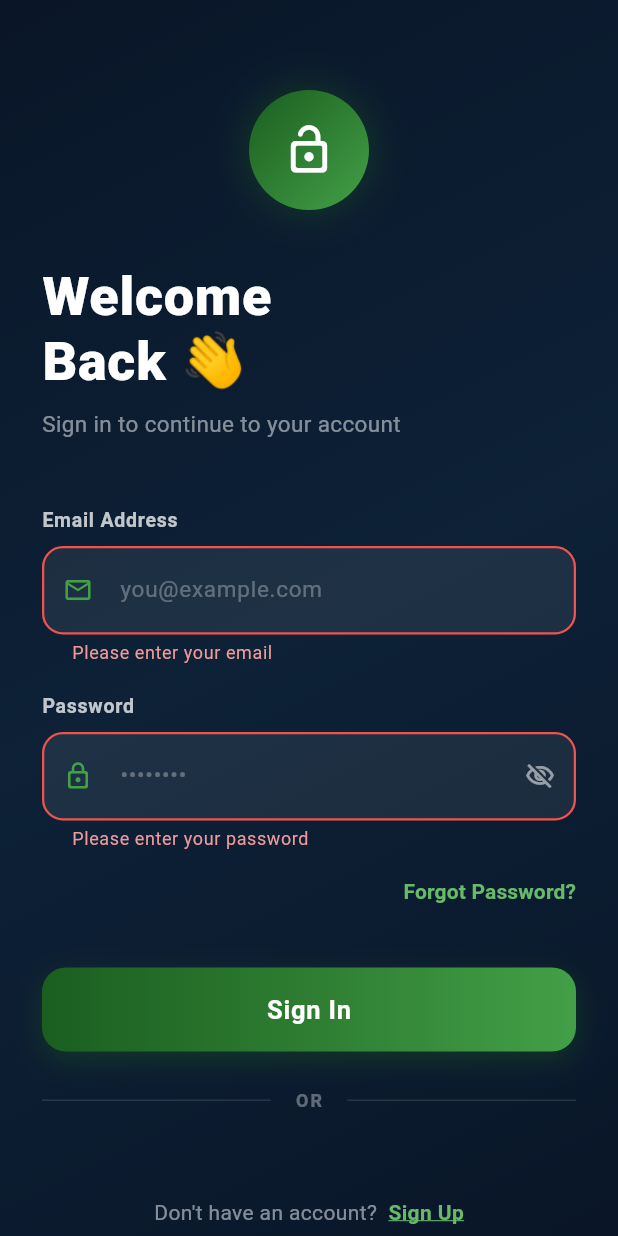
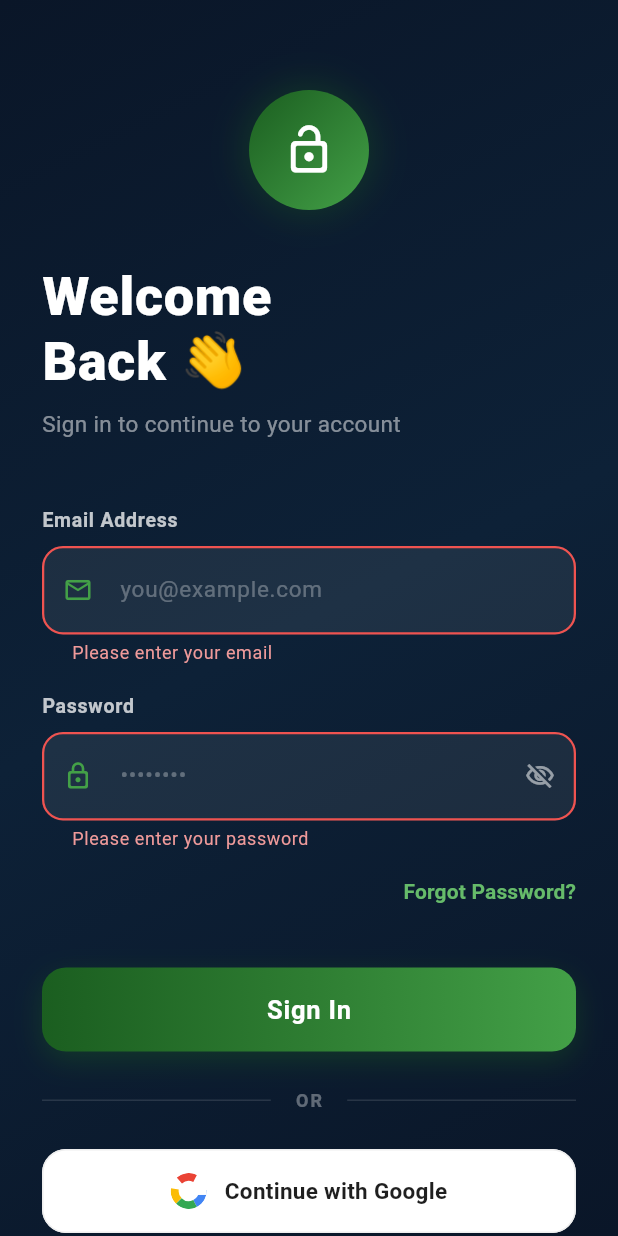
Before and after one commit to Arslan4546/Flutter-Advance-Concepts, a Flutter app: the screen it shows after launch, after a tap on "Sign In", on a phone screen of 412 x 824 dp. Run offline on Flutter 3.47's test engine with Material 3 defaults, Android fonts, the phone set to English and light mode, and no system bars; our stand-ins replace another_flushbar, equatable, firebase_auth, firebase_core, firebase_messaging, flutter_bloc and 5 more; accounts and stored records are empty.

Commit message:
google auth error

```diff
--- a/auth_practices/auth_practices/lib/bloc/auth_bloc/auth_event.dart
+++ b/auth_practices/auth_practices/lib/bloc/auth_bloc/auth_event.dart
@@ -34,3 +34,7 @@ class AuthSignInRequested extends AuthEvent {
 class AuthSignOutRequested extends AuthEvent {
   const AuthSignOutRequested();
 }
+
+class AuthGoogleLoginRequested extends AuthEvent {
+  const AuthGoogleLoginRequested();
+}
--- a/auth_practices/auth_practices/lib/data/repositories/auth_repo.dart
+++ b/auth_practices/auth_practices/lib/data/repositories/auth_repo.dart
@@ -25,7 +25,7 @@ class AuthRepo {
       );
       return credential.user;
     } on FirebaseAuthException catch (e) {
-      throw Exception(_mapFirebaseError(e.code));
+      throw Exception(mapFirebaseError(e.code));
     }
   }
 
@@ -40,20 +40,32 @@ class AuthRepo {
       );
       return credential.user;
     } on FirebaseAuthException catch (e) {
-      throw Exception(_mapFirebaseError(e.code));
+      throw Exception(mapFirebaseError(e.code));
     }
+  }
+
+  Future<UserCredential> googleLogin() async {
+    return await _authService.loginWithGoogle();
+  }
+
+  Future<UserCredential> googleSignUp() async {
+    return await _authService.signUpWithGoogle();
   }
 
   Future<void> signOut() async {
     try {
       await _authService.signOut();
     } on FirebaseAuthException catch (e) {
-      throw Exception(_mapFirebaseError(e.code));
+      throw Exception(mapFirebaseError(e.code));
     }
   }
 
-  String _mapFirebaseError(String code) {
+  String mapFirebaseError(String code) {
     switch (code) {
+      // =========================================================
+      // EMAIL / PASSWORD SIGNUP + LOGIN ERRORS
+      // =========================================================
+
       case 'invalid-email':
         return 'Please enter a valid email address.';
 
@@ -70,7 +82,7 @@ class AuthRepo {
         return 'Password is too weak. Use at least 6 characters.';
 
       case 'operation-not-allowed':
-        return 'Email/Password sign in is not enabled in Firebase console.';
+        return 'This sign-in method is not enabled right now.';
 
       case 'user-not-found':
         return 'No account found with this email address.';
@@ -83,6 +95,7 @@ class AuthRepo {
 
       case 'user-disabled':
         return 'This user account has been disabled. Contact support.';
+
       case 'too-many-requests':
         return 'Too many attempts detected. Please try again later.';
 
@@ -91,9 +104,6 @@ class AuthRepo {
 
       case 'timeout':
         return 'Request timed out. Please try again.';
-
-      case 'account-exists-with-different-credential':
-        return 'This email is already linked with another sign-in method.';
 
       case 'credential-already-in-use':
         return 'This credential is already associated with another account.';
@@ -104,6 +114,64 @@ class AuthRepo {
       case 'invalid-user-token':
         return 'Authentication session is invalid. Please login again.';
 
+      // =========================================================
+      // GOOGLE LOGIN CUSTOM BUSINESS ERRORS
+      // =========================================================
+
+      case 'google-password-conflict':
+        return 'This email is registered with email/password. Kindly login using password.';
+
+      case 'google-login-cancelled':
+        return 'Google sign in was cancelled by user.';
+
+      case 'google-login-failed':
+        return 'Unable to login with Google right now. Please try again.';
+
+      case 'google-account-not-found':
+        return 'No Google account found. Please sign up first.';
+
+      // =========================================================
+      // GOOGLE SIGNUP CUSTOM BUSINESS ERRORS
+      // =========================================================
+
+      case 'google-already-used':
+        return 'This Google account is already registered. Please login instead.';
+
+      case 'google-signup-cancelled':
+        return 'Google sign up was cancelled by user.';
+
+      case 'google-signup-failed':
+        return 'Unable to sign up with Google right now. Please try again.';
+
+      // =========================================================
+      // GOOGLE / FIREBASE PROVIDER CONFLICT ERRORS
+      // =========================================================
+
+      case 'account-exists-with-different-credential':
+        return 'This email is already linked with another sign-in provider.';
+
+      case 'popup-closed-by-user':
+        return 'Google authentication was cancelled.';
+
+      case 'popup-blocked':
+        return 'Google authentication popup was blocked. Please allow popups and try again.';
+
+      case 'invalid-verification-code':
+        return 'Google verification failed. Please try again.';
+
+      case 'invalid-verification-id':
+        return 'Google authentication session is invalid.';
+
+      case 'provider-already-linked':
+        return 'This Google account is already linked with this user.';
+
+      case 'requires-recent-login':
+        return 'Please login again to continue this action.';
+
+      // =========================================================
+      // DEFAULT FALLBACK
+      // =========================================================
+
       default:
         return 'Unexpected authentication error occurred. Please try again.';
     }
--- a/auth_practices/auth_practices/lib/views/auth_view/login_view.dart
+++ b/auth_practices/auth_practices/lib/views/auth_view/login_view.dart
@@ -4,10 +4,11 @@ import 'package:auth_practices/bloc/auth_bloc/auth_state.dart';
 import 'package:auth_practices/core/utils/flushbar_helper.dart';
 import 'package:auth_practices/views/auth_view/auth_view_widgets.dart';
 import 'package:auth_practices/views/auth_view/signup_view.dart';
-import 'package:auth_practices/views/home_view/home_view.dart';
+
 import 'package:flutter/material.dart';
 
 import 'package:flutter_bloc/flutter_bloc.dart';
+import 'package:go_router/go_router.dart';
 
 class LoginView extends StatefulWidget {
   const LoginView({super.key});
@@ -40,16 +41,16 @@ class _LoginViewState extends State<LoginView> {
     }
   }
 
+  void _onGoogleSignInTapped() {
+    context.read<AuthBloc>().add(AuthGoogleLoginRequested());
+  }
+
   @override
   Widget build(BuildContext context) {
     return BlocListener<AuthBloc, AuthState>(
       listener: (context, state) async {
         if (state is AuthAuthenticated) {
-          if (context.mounted) {
-            Navigator.of(context).pushReplacement(
-              MaterialPageRoute(builder: (_) => const HomeView()),
-            );
-          }
+          context.go('/home');
         } else if (state is AuthError) {
           await FlushbarHelper.showError(
             context: context,
@@ -249,7 +250,7 @@ class _LoginViewState extends State<LoginView> {
                                           ),
                                         ),
                                       ),
-                                      child: isEmailLoading
+                                      child: isAnyLoading
                                           ? const SizedBox(
                                               width: 24,
                                               height: 24,
@@ -276,10 +277,19 @@ class _LoginViewState extends State<LoginView> {
                                 const SizedBox(height: 24),
 
                                 // Google Sign-In button
-                                // GoogleSignInButton(
-                                //   isLoading: state is AuthPhoneLoading,
-                                //   onPressed: _onPhoneSignInTapped,
-                                // ),
+                                // ✅ CORRECT — buildWhen bilkul hata do
+                                BlocBuilder<AuthBloc, AuthState>(
+                                  builder: (context, state) {
+                                    final isGoogleLoading =
+                                        state is AuthLoading;
+                                    return GoogleSignInButton(
+                                      isLoading: isGoogleLoading,
+                                      onPressed: isGoogleLoading
+                                          ? null
+                                          : _onGoogleSignInTapped,
+                                    );
+                                  },
+                                ),
                               ],
                             );
                           },
--- a/auth_practices/auth_practices/pubspec.yaml
+++ b/auth_practices/auth_practices/pubspec.yaml
@@ -38,9 +38,11 @@ dependencies:
   flutter_bloc: ^9.1.1
   go_router: ^14.2.1
   go_router_builder: ^4.3.0
-  google_sign_in: ^7.2.0
+  google_sign_in: ^6.2.1
 
 dev_dependencies:
+
+
   flutter_lints: ^6.0.0
   flutter_test:
     sdk: flutter
```
Also changed, not shown: auth_practices/auth_practices/lib/bloc/auth_bloc/auth_bloc.dart (+27 -0 lines), auth_practices/auth_practices/lib/core/services/auth_service.dart (+46 -1 lines), auth_practices/auth_practices/lib/views/auth_view/signup_view.dart (+23 -10 lines), auth_practices/auth_practices/lib/core/services/errors/auth_errors.dart (added), auth_practices/auth_practices/pubspec.lock, 2 other files.
